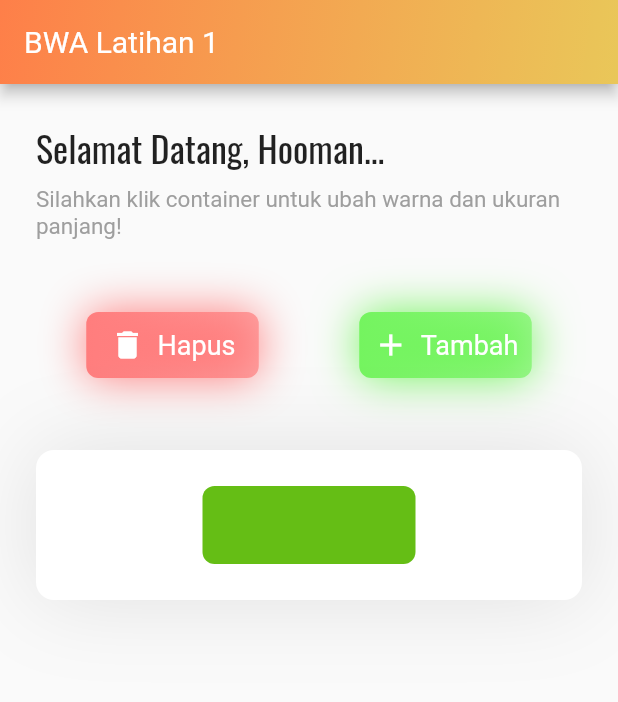
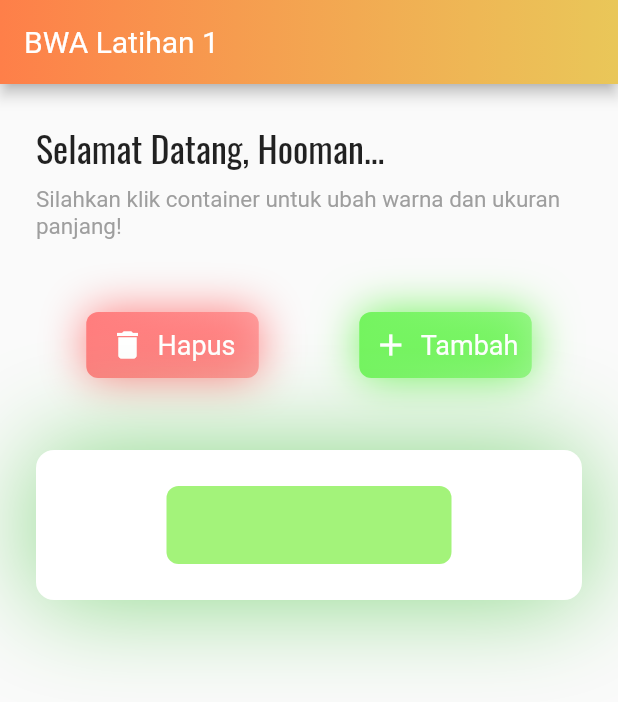
Before and after one commit to riansyahrobi8/BWAFlutterFund, a Flutter app: the screen it shows after launch, after a tap on "Tambah", on a phone screen of 412 x 824 dp. Shown: the top 702 px of the screen. Run offline on Flutter 3.47's test engine with Material 2 defaults, Android fonts, the phone set to English and light mode, and no system bars.

Commit message:
add gesture detectore part 2

```diff
--- a/latihan_part1/lib/main.dart
+++ b/latihan_part1/lib/main.dart
@@ -13,20 +13,6 @@ class _MyAppState extends State<MyApp> {
   Random valueRandom = Random();
   List<Widget> widgets = [];
 
-  // _MyAppState() {
-  //   for (int i = 0; i < 10; i++) {
-  //     widgets.add(Container(
-  //       margin: const EdgeInsets.only(left: 24.0, top: 24.0, right: 24.0),
-  //       width: 50.0 + valueRandom.nextInt(251),
-  //       height: 52.0,
-  //       decoration: BoxDecoration(
-  //           borderRadius: BorderRadius.circular(8.0),
-  //           color: Color.fromARGB(255, valueRandom.nextInt(256),
-  //               valueRandom.nextInt(256), valueRandom.nextInt(256))),
-  //     ));
-  //   }
-  // }
-
   @override
   Widget build(BuildContext context) {
     return MaterialApp(
@@ -41,8 +27,8 @@ class _MyAppState extends State<MyApp> {
             flexibleSpace: Container(
               decoration: BoxDecoration(
                   gradient: LinearGradient(
-                      begin: Alignment.topLeft,
-                      end: Alignment.bottomRight,
+                      begin: Alignment.centerLeft,
+                      end: Alignment.centerRight,
                       colors: <Color>[
                     Color(0xFFFE7F49),
                     Color(0xFFFFCC48).withOpacity(.9)
@@ -135,7 +121,7 @@ class _MyAppState extends State<MyApp> {
                                 decoration: BoxDecoration(
                                     borderRadius: BorderRadius.circular(8.0),
                                     color: Color.fromARGB(
-                                        255,
+                                        valueRandom.nextInt(256),
                                         valueRandom.nextInt(256),
                                         valueRandom.nextInt(256),
                                         valueRandom.nextInt(256))),
@@ -187,15 +173,24 @@ class _MyAppState extends State<MyApp> {
                   ],
                 ),
               ),
-              Container(
+              GestureDetector(
+                onTap: () {
+                  setState(() {});
+                },
+                child: AnimatedContainer(
+                  duration: Duration(milliseconds: 400),
                   padding: const EdgeInsets.only(bottom: 24.0),
                   margin: const EdgeInsets.all(24.0),
                   decoration: BoxDecoration(
                       color: Colors.white,
                       boxShadow: [
                         BoxShadow(
-                          color: Colors.black.withOpacity(.1),
-                          blurRadius: 50,
+                            color: Color.fromRGBO(
+                                valueRandom.nextInt(256),
+                                valueRandom.nextInt(256),
+                                valueRandom.nextInt(256),
+                                .9),
+                            blurRadius: 60,
                             offset: Offset(0, 0))
                       ],
                       borderRadius: BorderRadius.circular(12.0)),
@@ -203,6 +198,7 @@ class _MyAppState extends State<MyApp> {
                     mainAxisAlignment: MainAxisAlignment.center,
                     children: widgets,
                   ),
+                ),
               )
             ],
           )),
```
Lines whose indentation alone changed are shown as unchanged.
